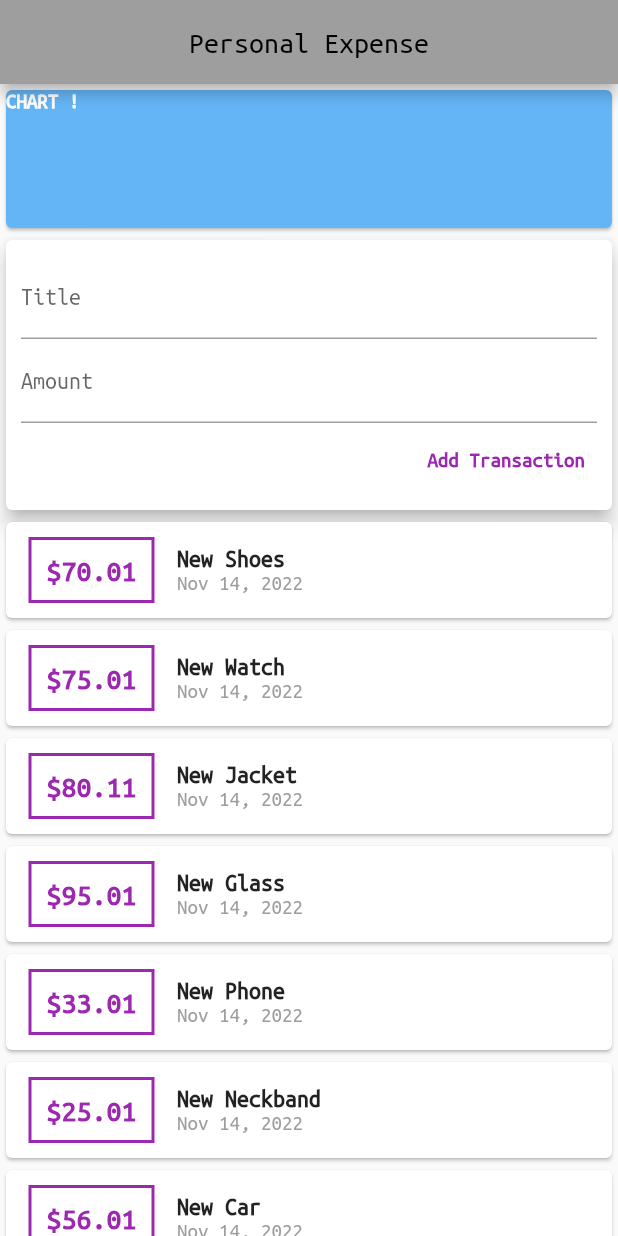
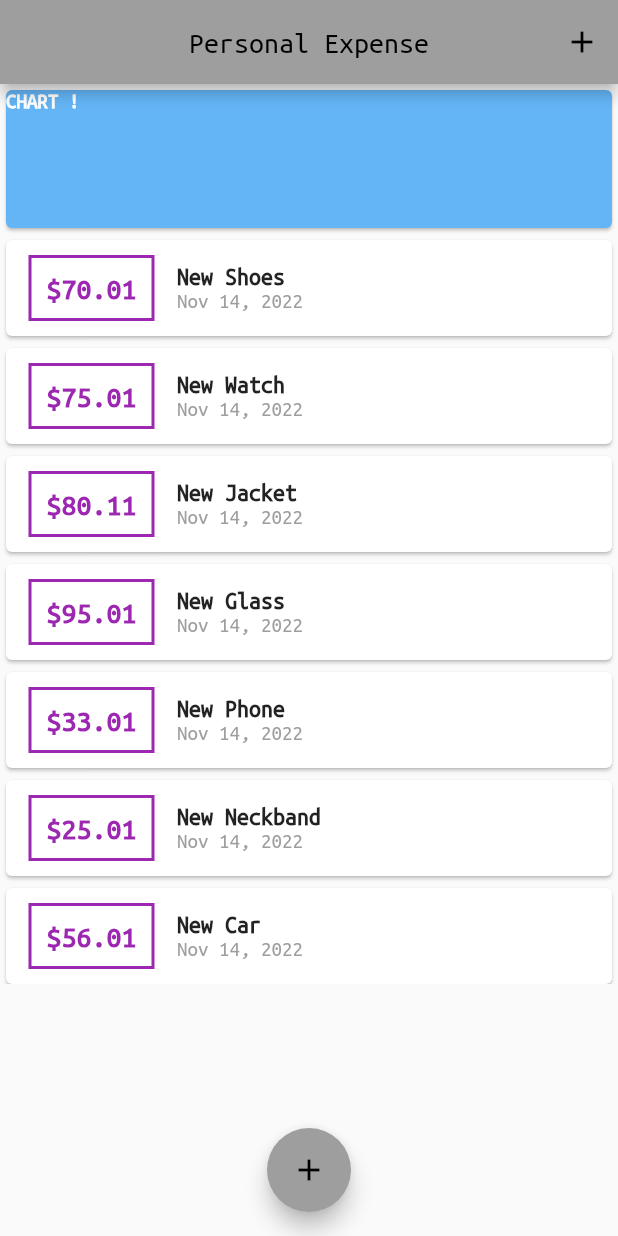
Before and after one commit to ImrulEmon/Personal_Expense, a Flutter app: the screen it shows after launch, on a phone screen of 412 x 824 dp. Run offline on Flutter 3.47's test engine with Material 2 defaults, Android fonts, the phone set to English and light mode, and no system bars.

```diff
--- a/lib/screens/home.dart
+++ b/lib/screens/home.dart
@@ -1,15 +1,85 @@
 import 'package:flutter/material.dart';
-import 'package:flutter/src/widgets/container.dart';
-import 'package:flutter/src/widgets/framework.dart';
-import 'package:personal_expense/widgets/user_transactions.dart';
+import 'package:personal_expense/models/transaction.dart';
+//import 'package:personal_expense/widgets/user_transactions.dart';
 import '../widgets/new_transaction.dart';
 import '../widgets/transaction_list.dart';
 
-class Home extends StatelessWidget {
-  //const Home({super.key});
+class Home extends StatefulWidget {
+  @override
+  State<Home> createState() => _HomeState();
+}
 
-  // String titleInput;
-  // String amountInput;
+class _HomeState extends State<Home> {
+  void _startAddNewTransaction(BuildContext ctx) {
+    showModalBottomSheet(
+        context: ctx,
+        builder: (_) {
+          return NewTransaction(_addNewTransaction);
+        });
+  }
+
+  final List<Transaction> _userTransactions = [
+    Transaction(
+      id: 't1',
+      title: 'New Shoes',
+      amount: 70.01,
+      date: DateTime.now(),
+    ),
+    Transaction(
+      id: 't2',
+      title: 'New Watch',
+      amount: 75.01,
+      date: DateTime.now(),
+    ),
+    Transaction(
+      id: 't3',
+      title: 'New Jacket',
+      amount: 80.11,
+      date: DateTime.now(),
+    ),
+    Transaction(
+      id: 't4',
+      title: 'New Glass',
+      amount: 95.01,
+      date: DateTime.now(),
+    ),
+    Transaction(
+      id: 't5',
+      title: 'New Phone',
+      amount: 33.01,
+      date: DateTime.now(),
+    ),
+    Transaction(
+      id: 't6',
+      title: 'New Neckband',
+      amount: 25.01,
+      date: DateTime.now(),
+    ),
+    Transaction(
+      id: 't7',
+      title: 'New Car',
+      amount: 56.01,
+      date: DateTime.now(),
+    ),
+    Transaction(
+      id: 't8',
+      title: 'New Suit',
+      amount: 195.01,
+      date: DateTime.now(),
+    ),
+  ];
+
+  void _addNewTransaction(String title, double amount) {
+    final newTx = Transaction(
+      id: DateTime.now().toString(),
+      title: title,
+      amount: amount,
+      date: DateTime.now(),
+    );
+    setState(() {
+      _userTransactions.add(newTx);
+    });
+  }
 
   @override
   Widget build(BuildContext context) {
@@ -17,6 +87,11 @@ class Home extends StatelessWidget {
       appBar: AppBar(
         centerTitle: true,
         title: Text('Personal Expense'),
+        actions: [
+          IconButton(
+              onPressed: () => _startAddNewTransaction(context),
+              icon: Icon(Icons.add))
+        ],
       ),
       body: SingleChildScrollView(
         child: Column(
@@ -38,9 +113,16 @@ class Home extends StatelessWidget {
                 ),
               ),
             ),
-            UserTransactions(),
+            TransactionList(
+              transactions: _userTransactions,
+            ),
           ],
         ),
+      ),
+      floatingActionButtonLocation: FloatingActionButtonLocation.centerFloat,
+      floatingActionButton: FloatingActionButton(
+        child: Icon(Icons.add),
+        onPressed: () => _startAddNewTransaction(context),
       ),
     );
   }
--- a/lib/widgets/transaction_list.dart
+++ b/lib/widgets/transaction_list.dart
@@ -25,7 +25,7 @@ class TransactionList extends StatelessWidget {
                     border: Border.all(color: Colors.purple, width: 2.0),
                   ),
                   child: Text(
-                    '\$${transactions[index].amount}',
+                    '\$${transactions[index].amount.toStringAsFixed(2)}',
                     style: TextStyle(
                       fontWeight: FontWeight.bold,
                       fontSize: 20.0,
--- a/lib/widgets/user_transactions.dart
+++ b/lib/widgets/user_transactions.dart
@@ -1,92 +1,31 @@
-import 'package:flutter/material.dart';
-import 'package:flutter/src/foundation/key.dart';
-import 'package:flutter/src/widgets/container.dart';
-import 'package:flutter/src/widgets/framework.dart';
+// import 'package:flutter/material.dart';
+// import 'package:flutter/src/foundation/key.dart';
+// import 'package:flutter/src/widgets/container.dart';
+// import 'package:flutter/src/widgets/framework.dart';
 
-import '../models/transaction.dart';
-import './new_transaction.dart';
-import './transaction_list.dart';
+// import '../models/transaction.dart';
+// import './new_transaction.dart';
+// import './transaction_list.dart';
 
-class UserTransactions extends StatefulWidget {
-  const UserTransactions({Key key}) : super(key: key);
+// class UserTransactions extends StatefulWidget {
+//   const UserTransactions({Key key}) : super(key: key);
 
-  @override
-  State<UserTransactions> createState() => _UserTransactionsState();
-}
+//   @override
+//   State<UserTransactions> createState() => _UserTransactionsState();
+// }
 
-class _UserTransactionsState extends State<UserTransactions> {
-  final List<Transaction> _userTransactions = [
-    Transaction(
-      id: 't1',
-      title: 'New Shoes',
-      amount: 70.01,
-      date: DateTime.now(),
-    ),
-    Transaction(
-      id: 't2',
-      title: 'New Watch',
-      amount: 75.01,
-      date: DateTime.now(),
-    ),
-    Transaction(
-      id: 't3',
-      title: 'New Jacket',
-      amount: 80.11,
-      date: DateTime.now(),
-    ),
-    Transaction(
-      id: 't4',
-      title: 'New Glass',
-      amount: 95.01,
-      date: DateTime.now(),
-    ),
-    Transaction(
-      id: 't5',
-      title: 'New Phone',
-      amount: 33.01,
-      date: DateTime.now(),
-    ),
-    Transaction(
-      id: 't6',
-      title: 'New Neckband',
-      amount: 25.01,
-      date: DateTime.now(),
-    ),
-    Transaction(
-      id: 't7',
-      title: 'New Car',
-      amount: 56.01,
-      date: DateTime.now(),
-    ),
-    Transaction(
-      id: 't8',
-      title: 'New Suit',
-      amount: 195.01,
-      date: DateTime.now(),
-    ),
-  ];
+// class _UserTransactionsState extends State<UserTransactions> {
 
-  void _addNewTransaction(String title, double amount) {
-    final newTx = Transaction(
-      id: DateTime.now().toString(),
-      title: title,
-      amount: amount,
-      date: DateTime.now(),
-    );
-    setState(() {
-      _userTransactions.add(newTx);
-    });
-  }
 
-  @override
-  Widget build(BuildContext context) {
-    return Column(
-      children: [
-        NewTransaction(_addNewTransaction),
-        TransactionList(
-          transactions: _userTransactions,
-        )
-      ],
-    );
-  }
-}
+
+
+//   @override
+//   Widget build(BuildContext context) {
+//     return Column(
+//       children: [
+//         NewTransaction(_addNewTransaction),
+
+//       ],
+//     );
+//   }
+// }
```
Also changed, not shown: lib/widgets/new_transaction.dart (+29 -13 lines).
